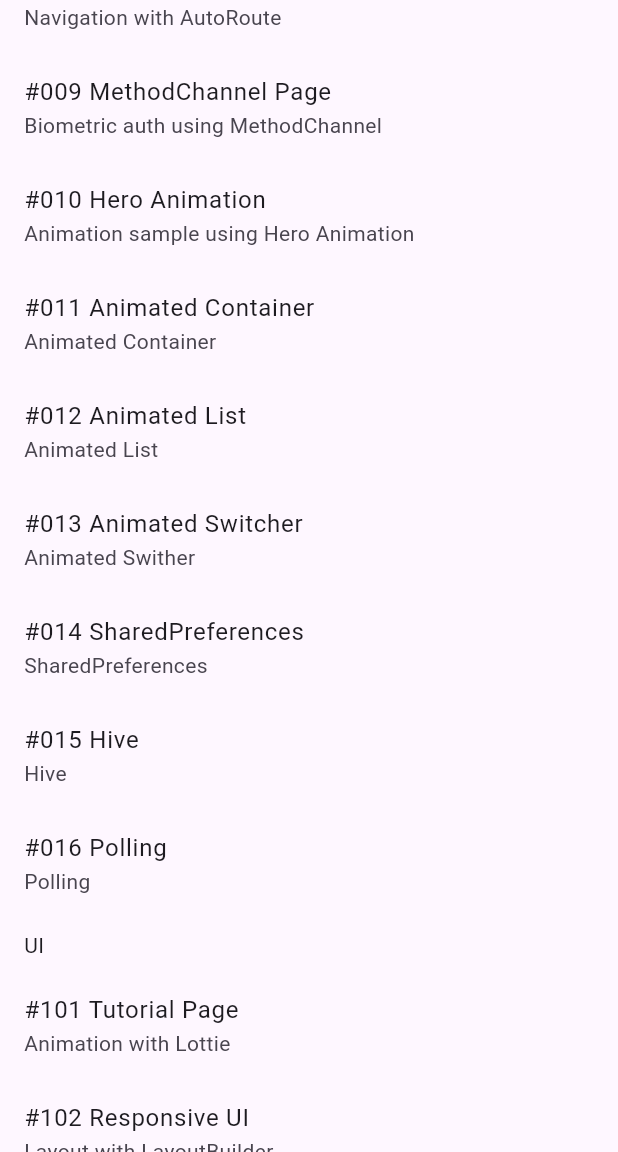
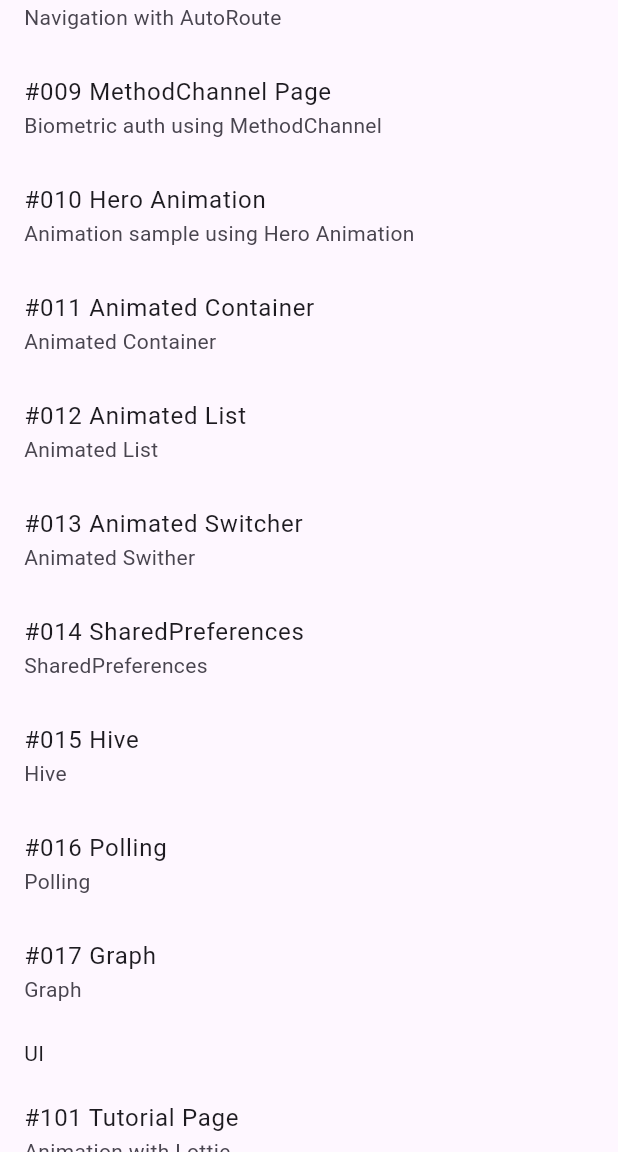
Before and after one commit to sakata-yu/flutter_catalog_app, a Flutter app: the screen it shows after launch, scrolled down 576 dp, on a phone screen of 412 x 824 dp, the part 84-1236 px from its top. Run offline on Flutter 3.47's test engine with Material 3 defaults, Android fonts, the light colour scheme and no system bars; our stand-ins replace auto_route, camera, dio, firebase_core, fl_chart, flutter_hooks and 14 more; missing offline and left inert: android_intent_plus; accounts and stored records are empty; generated files the repository leaves out were written again.

Commit message:
017.Graphの実装

```diff
--- a/lib/core/config/catalog_items.dart
+++ b/lib/core/config/catalog_items.dart
@@ -100,6 +100,12 @@
     detail: (BuildContext context) => context.l10n.polling_detail,
     route: const PollingRoute(),
   ),
+  CatalogItem(
+    title: (BuildContext context) => context.l10n.graph_title,
+    detail: (BuildContext context) => context.l10n.graph_detail,
+    route: const GraphRoute(),
+  ),
+
 ];
 
 List<CatalogItem> uiCatalogItems = <CatalogItem>[
--- a/lib/core/router/app_router.dart
+++ b/lib/core/router/app_router.dart
@@ -25,6 +25,7 @@
 import '../../features/catalog014/view/shared_preferences_simple_page.dart';
 import '../../features/catalog015/hive_page.dart';
 import '../../features/catalog016/polling_page.dart';
+import '../../features/catalog017/graph_page.dart';
 
 import '../../features/catalog101/tutorial_page.dart';
 import '../../features/catalog102/responsive_page.dart';
@@ -76,6 +77,7 @@
         AutoRoute(page: SharedPreferencesOnceRoute.page),
         AutoRoute(page: HiveRoute.page),
         AutoRoute(page: PollingRoute.page),
+        AutoRoute(page: GraphRoute.page),
 
         /// #008 画面遷移画面用
         AutoRoute(page: TransitionSimpleRoute.page),
--- a/lib/features/catalog016/data/polling_state.dart
+++ b/lib/features/catalog016/data/polling_state.dart
@@ -1,5 +1,3 @@
-import 'dart:async';
-
 import 'package:freezed_annotation/freezed_annotation.dart';
 
 import '../../../core/network/response/mock_message.dart';
--- a/lib/features/catalog016/view_model/polling_view_model.dart
+++ b/lib/features/catalog016/view_model/polling_view_model.dart
@@ -1,5 +1,3 @@
-import 'dart:async';
-
 import 'package:catalog_app_flutter/core/network/mock_api_client.dart';
 import 'package:catalog_app_flutter/features/catalog016/data/polling_manager.dart';
 import 'package:hooks_riverpod/hooks_riverpod.dart';
--- a/lib/l10n/app_en.arb
+++ b/lib/l10n/app_en.arb
@@ -32,6 +32,8 @@
   "hive_detail": "Hive",
   "polling_title": "#016 Polling",
   "polling_detail": "Polling",
+  "graph_title": "#017 Graph",
+  "graph_detail": "Graph",
   "tutorial_title": "#101 Tutorial Page",
   "tutorial_detail": "Animation with Lottie",
   "responsive_title": "#102 Responsive UI",
--- a/lib/l10n/app_ja.arb
+++ b/lib/l10n/app_ja.arb
@@ -32,6 +32,8 @@
   "hive_detail": "Hiveを使ったローカルデータベース管理",
   "polling_title": "#016 Polling",
   "polling_detail": "Pollingの実装",
+  "graph_title": "#017 Graph",
+  "graph_detail": "Fl chartを使ったグラフの実装",
   "tutorial_title": "#101 チュートリアル画面",
   "tutorial_detail": "Lottieを使ったアニメーション",
   "responsive_title": "#102 レスポンシブUI",
--- a/pubspec.yaml
+++ b/pubspec.yaml
@@ -19,6 +19,8 @@
   hooks_riverpod: ^2.6.1
   auto_route: ^10.1.0+1
   lottie: ^3.3.1
+  # 依存パッケージのmathに問題があるため一時ダウングレード
+  fl_chart: ^1.1.0
 
   # Platform / Device
   camera: ^0.11.2
@@ -77,6 +79,9 @@
   mocktail: ^1.0.4
   riverpod_test: ^0.1.9
 
+dependency_overrides:
+  vector_math: ^2.1.5
+
 flutter:
   generate: true
   uses-material-design: true
```
Also changed, not shown: lib/features/catalog017/graph_page.dart (added, +83 -0 lines), 1 other file.
